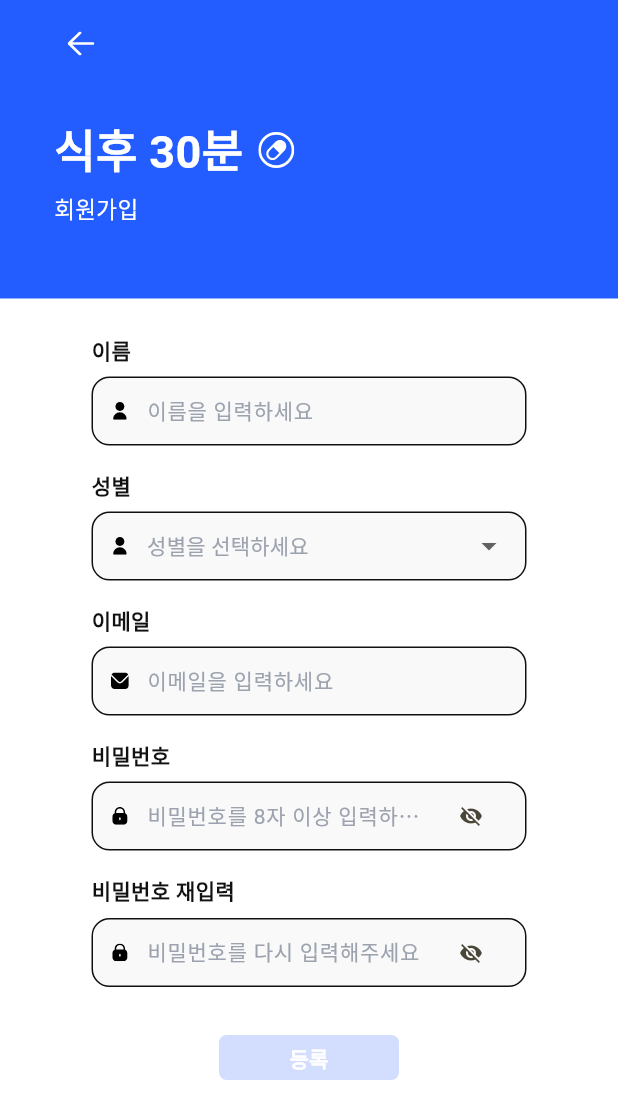
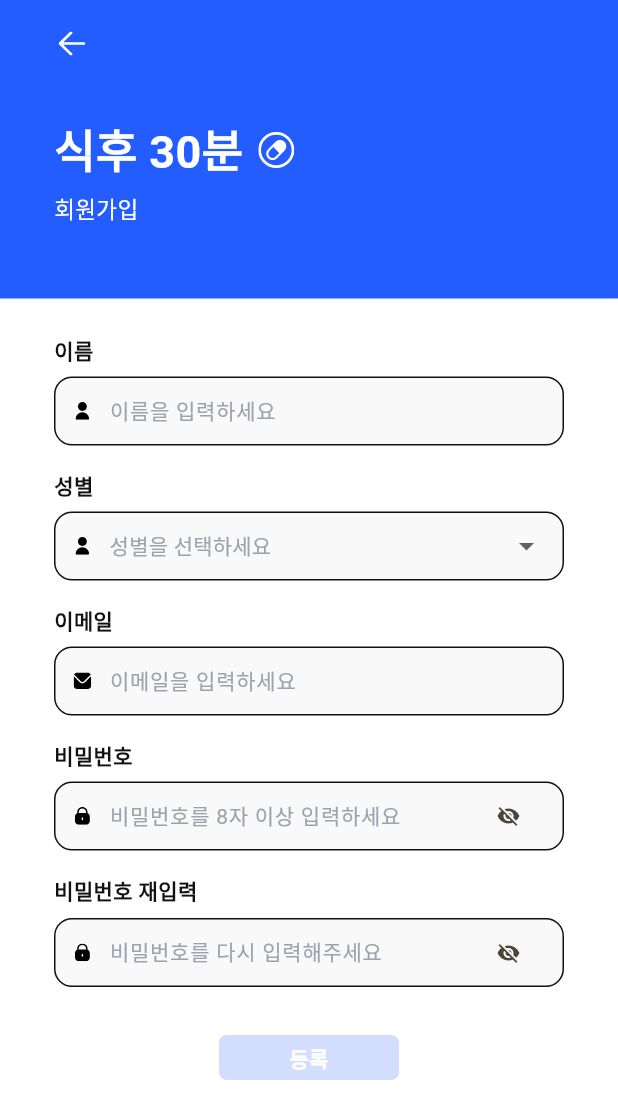
Before and after one commit to sun007021/after30_app, a Flutter app: the SignupPage screen opened by its route, on a phone screen of 412 x 824 dp. Shown: the top 1119 px of the screen. Run offline on Flutter 3.47's test engine with Material 3 defaults, Android fonts, the phone set to English and light mode, and no system bars; our stand-ins replace awesome_notifications, dio, dotted_border, firebase_core, firebase_messaging, flutter_svg and 3 more; missing offline and left inert: android_intent_plus, kakao_flutter_sdk_user; accounts and stored records are empty; network calls fail.

Commit message:
fix: 라운딩,뒤로가기버튼 수정, 카카오톡 로그인 수정 미완

```diff
--- a/lib/features/alarm/ui/widgets/alarm_card.dart
+++ b/lib/features/alarm/ui/widgets/alarm_card.dart
@@ -65,7 +65,7 @@ class AlarmCard extends StatelessWidget {
       elevation: 0,
       shape: RoundedRectangleBorder(
         borderRadius: BorderRadius.circular(
-          Responsive.responsiveValue(context, 8),
+          Responsive.responsiveValue(context, 16),
         ),
         side: BorderSide(
           color: alarm.isActive
--- a/lib/features/common/widgets/double_check_dialog.dart
+++ b/lib/features/common/widgets/double_check_dialog.dart
@@ -11,6 +11,7 @@ class DoubleCheckDialog {
   }) async {
     final confirmed = await showDialog<bool>(
       context: context,
+      barrierColor: const Color(0x80C8C8C8),
       barrierDismissible: false,
       builder: (ctx) {
         return AlertDialog(
@@ -78,6 +79,7 @@ class DoubleCheckDialog {
   }) async {
     await showDialog<void>(
       context: context,
+      barrierColor: const Color(0x80C8C8C8),
       barrierDismissible: false,
       builder: (ctx) {
         return AlertDialog(
--- a/lib/features/login/ui/signup_page.dart
+++ b/lib/features/login/ui/signup_page.dart
@@ -35,8 +35,6 @@ class _SignupPageState extends State<SignupPage> {
       Responsive.responsiveIconSize(context, 16);
   double _fieldHeight(BuildContext context) =>
       Responsive.responsiveHeight(context, 46);
-  double _fieldWidth(BuildContext context) =>
-      Responsive.responsiveValue(context, 290);
 
   bool get _isFormValid {
     final nameOk = _nameController.text.trim().isNotEmpty;
@@ -85,13 +83,13 @@ class _SignupPageState extends State<SignupPage> {
                 child: SingleChildScrollView(
                   padding: Responsive.responsivePaddingLTRB(
                     context,
+                    36,
                     24,
-                    24,
-                    24,
+                    36,
                     32,
                   ),
                   child: Column(
-                    crossAxisAlignment: CrossAxisAlignment.stretch,
+                    crossAxisAlignment: CrossAxisAlignment.start,
                     children: [
                       _labeled(
                         context,
@@ -276,17 +274,18 @@ class _SignupPageState extends State<SignupPage> {
         children: [
           Row(
             children: [
-              IconButton(
+              Padding(
+                padding: EdgeInsets.zero,
+                child: IconButton(
                   onPressed: () => Navigator.of(context).pop(),
                   icon: SvgPicture.asset(
                     'assets/images/signupicon/backicon.svg',
                     width: Responsive.responsiveValue(context, 18),
                     height: Responsive.responsiveValue(context, 16),
                   ),
-                padding: EdgeInsets.only(
-                  left: Responsive.responsiveValue(context, 12),
+                  padding: EdgeInsets.zero,
+                  constraints: const BoxConstraints(),
                 ),
-                constraints: const BoxConstraints(),
               ),
             ],
           ),
@@ -376,7 +375,7 @@ class _SignupPageState extends State<SignupPage> {
   }) {
     return Container(
       height: _fieldHeight(context),
-      width: width ?? _fieldWidth(context),
+      width: width ?? double.infinity,
       decoration: BoxDecoration(
         color: const Color(0xFFF9F9F9),
         borderRadius: _fieldRadius(context),
@@ -419,12 +418,10 @@ class _SignupPageState extends State<SignupPage> {
 
   Widget _labeled(BuildContext context, String label, Widget field) {
     return Column(
-      crossAxisAlignment: CrossAxisAlignment.center,
+      crossAxisAlignment: CrossAxisAlignment.start,
       children: [
-        Align(
-          alignment: Alignment.center,
-          child: SizedBox(
-            width: _fieldWidth(context),
+        SizedBox(
+          width: double.infinity,
           child: Text(
             label,
             style: TextStyle(
@@ -434,12 +431,8 @@ class _SignupPageState extends State<SignupPage> {
             ),
           ),
         ),
-        ),
         SizedBox(height: Responsive.responsiveHeight(context, 8)),
-        Align(
-          alignment: Alignment.center,
-          child: SizedBox(width: _fieldWidth(context), child: field),
-        ),
+        SizedBox(width: double.infinity, child: field),
       ],
     );
   }
```
Also changed, not shown: lib/features/calendar/ui/calendar_page.dart (+5 -6 lines), lib/features/login/ui/email_login_page.dart (+13 -20 lines), lib/features/login/ui/kakao_login_button.dart (+10 -10 lines), lib/features/login/ui/login.dart (+21 -4 lines), lib/features/login/ui/signup_intro.dart (+5 -4 lines), lib/features/login/ui/terms_agreement_page.dart (+8 -4 lines), assets/images/Rectangle.png (added), assets/images/kakaologo.png (deleted), 27 other files. Lines whose indentation alone changed are shown as unchanged.
